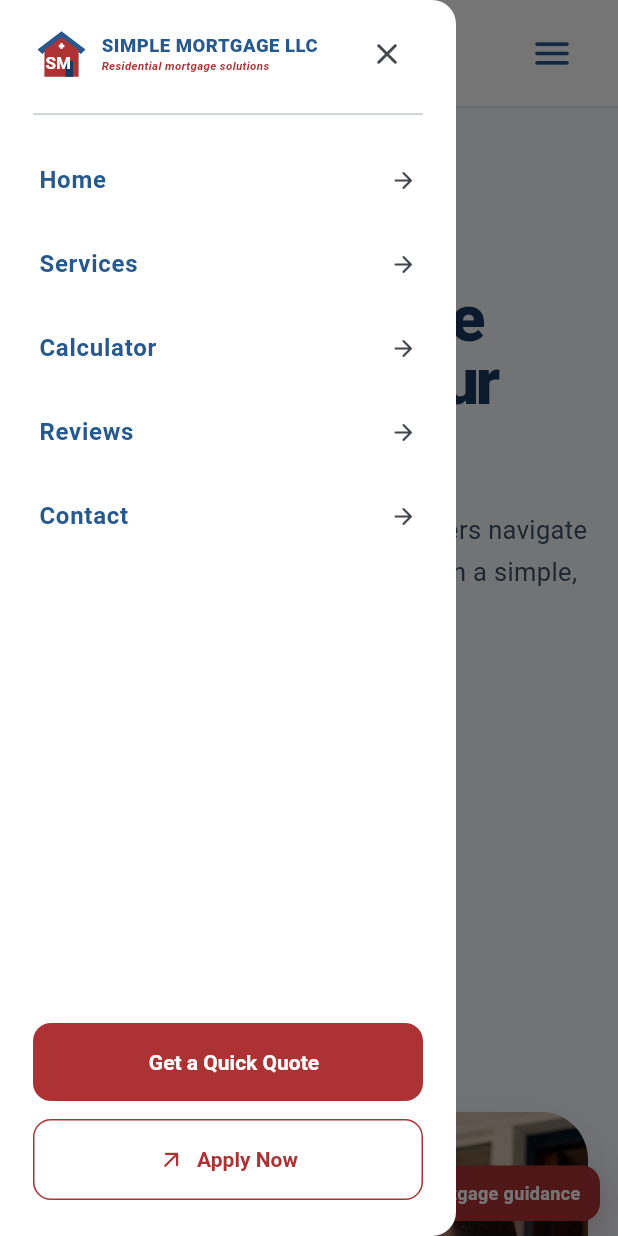
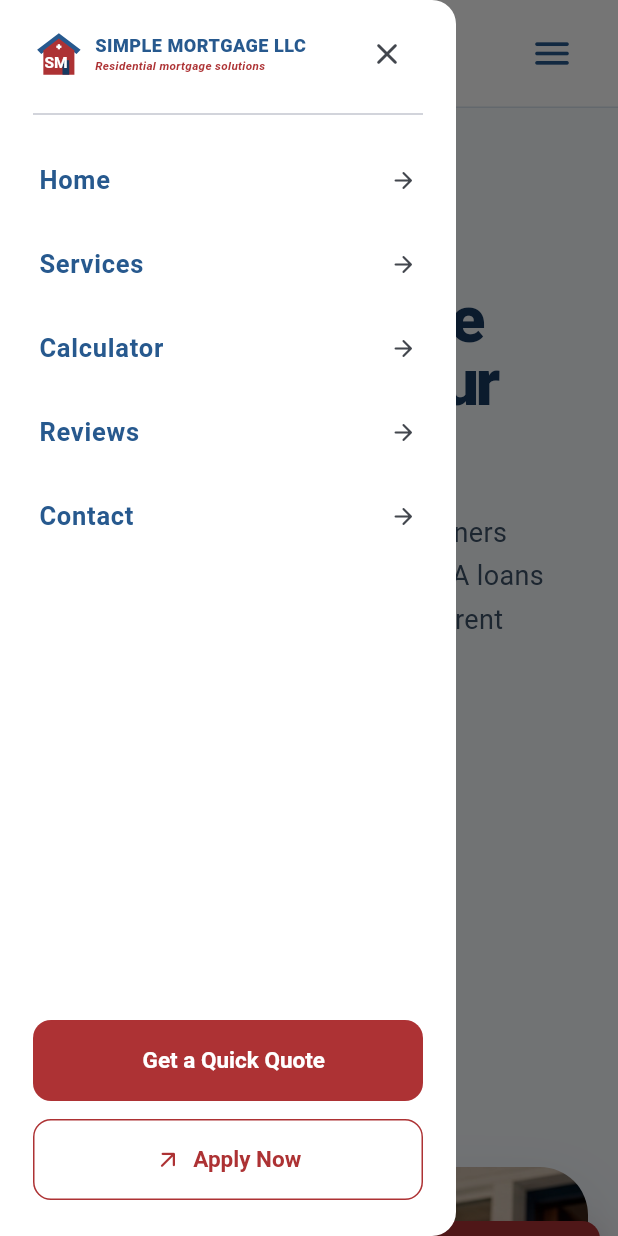
Before and after one commit to lamadipen/simplemortage, a Flutter app: the screen it shows after launch, after a tap on the "menu" icon, on a phone screen of 412 x 824 dp. Run offline on Flutter 3.47's test engine with Material 3 defaults, Android fonts, the phone set to English and light mode, and no system bars; Roboto replaces fonts that are missing (Arial).

Commit message:
Increased font size for the website

```diff
--- a/lib/core/theme/app_text_styles.dart
+++ b/lib/core/theme/app_text_styles.dart
@@ -12,7 +12,7 @@
 
   static const sectionTitle = TextStyle(
     color: AppColors.navyDark,
-    fontSize: 40,
+    fontSize: 42,
     height: 1.12,
     fontWeight: FontWeight.w800,
     letterSpacing: -1.2,
@@ -20,21 +20,21 @@
 
   static const cardTitle = TextStyle(
     color: AppColors.navyDark,
-    fontSize: 21,
+    fontSize: 23,
     height: 1.25,
     fontWeight: FontWeight.w700,
   );
 
   static const body = TextStyle(
     color: AppColors.slate,
-    fontSize: 16,
-    height: 1.65,
+    fontSize: 17,
+    height: 1.6,
     fontWeight: FontWeight.w400,
   );
 
   static const label = TextStyle(
     color: AppColors.blue,
-    fontSize: 13,
+    fontSize: 14,
     height: 1.2,
     fontWeight: FontWeight.w800,
     letterSpacing: 1.3,
--- a/lib/core/theme/app_theme.dart
+++ b/lib/core/theme/app_theme.dart
@@ -16,6 +16,12 @@
       colorScheme: scheme,
       scaffoldBackgroundColor: AppColors.canvas,
       fontFamily: 'Arial',
+      textTheme: const TextTheme(
+        bodyLarge: TextStyle(fontSize: 17, height: 1.55),
+        bodyMedium: TextStyle(fontSize: 16, height: 1.5),
+        bodySmall: TextStyle(fontSize: 13, height: 1.45),
+        labelLarge: TextStyle(fontSize: 15, fontWeight: FontWeight.w700),
+      ),
       textSelectionTheme: const TextSelectionThemeData(
         cursorColor: AppColors.blue,
         selectionColor: AppColors.blueLight,
@@ -27,8 +33,8 @@
           horizontal: 18,
           vertical: 17,
         ),
-        labelStyle: const TextStyle(color: AppColors.slate),
-        hintStyle: const TextStyle(color: AppColors.muted),
+        labelStyle: const TextStyle(color: AppColors.slate, fontSize: 15),
+        hintStyle: const TextStyle(color: AppColors.muted, fontSize: 15),
         border: OutlineInputBorder(
           borderRadius: BorderRadius.circular(12),
           borderSide: const BorderSide(color: AppColors.line),
--- a/lib/features/calculator/mortgage_calculator.dart
+++ b/lib/features/calculator/mortgage_calculator.dart
@@ -119,7 +119,7 @@
           'This calculator is for estimation only and does not represent a loan '
           'approval, rate quote, or commitment to lend.',
           textAlign: TextAlign.center,
-          style: TextStyle(color: AppColors.muted, fontSize: 12, height: 1.5),
+          style: TextStyle(color: AppColors.muted, fontSize: 13, height: 1.5),
         ),
       ],
     );
@@ -305,7 +305,7 @@
                   'Estimated Monthly Payment',
                   style: TextStyle(
                     color: AppColors.white,
-                    fontSize: 14,
+                    fontSize: 15,
                     fontWeight: FontWeight.w700,
                   ),
                 ),
@@ -326,7 +326,7 @@
           const SizedBox(height: 8),
           const Text(
             'per month',
-            style: TextStyle(color: Color(0xFFB8CBD8), fontSize: 13),
+            style: TextStyle(color: Color(0xFFB8CBD8), fontSize: 14),
           ),
           const SizedBox(height: 24),
           _PaymentComposition(calculation: calculation),
@@ -344,7 +344,7 @@
                       row.$1,
                       style: const TextStyle(
                         color: Color(0xFFCFDCE4),
-                        fontSize: 13,
+                        fontSize: 14,
                       ),
                     ),
                   ),
@@ -352,7 +352,7 @@
                     formatCurrency(row.$2),
                     style: const TextStyle(
                       color: AppColors.white,
-                      fontSize: 13,
+                      fontSize: 14,
                       fontWeight: FontWeight.w700,
                     ),
                   ),
@@ -370,7 +370,7 @@
                   'Loan amount',
                   style: TextStyle(
                     color: AppColors.red,
-                    fontSize: 13,
+                    fontSize: 14,
                     fontWeight: FontWeight.w700,
                   ),
                 ),
@@ -379,7 +379,7 @@
                 formatCurrency(calculation.loanAmount),
                 style: const TextStyle(
                   color: AppColors.red,
-                  fontSize: 13,
+                  fontSize: 14,
                   fontWeight: FontWeight.w800,
                 ),
               ),
@@ -453,7 +453,7 @@
                     labels[index],
                     style: const TextStyle(
                       color: Color(0xFFB8CBD8),
-                      fontSize: 10,
+                      fontSize: 11,
                     ),
                   ),
                 ],
--- a/lib/features/home/widgets/contact_section.dart
+++ b/lib/features/home/widgets/contact_section.dart
@@ -201,7 +201,7 @@
                           '10304 Eaton Place · Fairfax, VA',
                           style: TextStyle(
                             color: AppColors.muted,
-                            fontSize: 12,
+                            fontSize: 13,
                           ),
                         ),
                       ],
--- a/lib/features/home/widgets/footer_section.dart
+++ b/lib/features/home/widgets/footer_section.dart
@@ -104,7 +104,7 @@
                             license,
                             style: const TextStyle(
                               color: Color(0xFF9AAEBA),
-                              fontSize: 10,
+                              fontSize: 11,
                               height: 1.4,
                             ),
                           ),
@@ -116,7 +116,7 @@
                       textAlign: TextAlign.center,
                       style: TextStyle(
                         color: Color(0xFF9AAEBA),
-                        fontSize: 10,
+                        fontSize: 11,
                         height: 1.55,
                       ),
                     ),
@@ -125,7 +125,7 @@
                       '© ${DateTime.now().year} Simple Mortgage LLC. All rights reserved.',
                       style: const TextStyle(
                         color: Color(0xFF718793),
-                        fontSize: 10,
+                        fontSize: 11,
                       ),
                     ),
                   ],
@@ -161,7 +161,7 @@
           'and homeowners in Virginia and beyond.',
           style: TextStyle(
             color: Color(0xFF9AAEBA),
-            fontSize: 13,
+            fontSize: 14,
             height: 1.65,
           ),
         ),
@@ -211,7 +211,7 @@
           onTap: () => sendEmail(AppConstants.email),
           child: const Text(
             AppConstants.email,
-            style: TextStyle(color: Color(0xFF9AAEBA), fontSize: 12),
+            style: TextStyle(color: Color(0xFF9AAEBA), fontSize: 13),
           ),
         ),
         const SizedBox(height: 12),
@@ -219,7 +219,7 @@
           onTap: () => callPhone(AppConstants.mobilePhone),
           child: const Text(
             AppConstants.mobilePhone,
-            style: TextStyle(color: Color(0xFF9AAEBA), fontSize: 12),
+            style: TextStyle(color: Color(0xFF9AAEBA), fontSize: 13),
           ),
         ),
         const SizedBox(height: 18),
@@ -252,7 +252,7 @@
       text.toUpperCase(),
       style: const TextStyle(
         color: AppColors.red,
-        fontSize: 11,
+        fontSize: 12,
         fontWeight: FontWeight.w800,
         letterSpacing: 1.2,
       ),
@@ -283,7 +283,7 @@
           label,
           style: const TextStyle(
             color: AppColors.white,
-            fontSize: 11,
+            fontSize: 12,
             fontWeight: FontWeight.w800,
           ),
         ),
--- a/lib/features/home/widgets/hero_section.dart
+++ b/lib/features/home/widgets/hero_section.dart
@@ -38,7 +38,7 @@
                 'LOCAL GUIDANCE. CLEAR ANSWERS.',
                 style: TextStyle(
                   color: AppColors.red,
-                  fontSize: 11,
+                  fontSize: 12,
                   fontWeight: FontWeight.w800,
                   letterSpacing: 1,
                 ),
@@ -62,7 +62,7 @@
         Text(
           'We help homebuyers and homeowners navigate Conventional, FHA, and '
           'VA loans with a simple, prompt, and transparent process.',
-          style: AppTextStyles.body.copyWith(fontSize: mobile ? 17 : 18),
+          style: AppTextStyles.body.copyWith(fontSize: mobile ? 18 : 19),
         ),
         const SizedBox(height: 30),
         Wrap(
@@ -144,7 +144,7 @@
             label,
             style: const TextStyle(
               color: AppColors.slate,
-              fontSize: 11,
+              fontSize: 12,
               fontWeight: FontWeight.w700,
             ),
           ),
@@ -256,7 +256,7 @@
                   style: TextStyle(
                     color: Colors.white,
                     fontWeight: FontWeight.w700,
-                    fontSize: 12,
+                    fontSize: 13,
                   ),
                 ),
               ],
@@ -288,7 +288,7 @@
             'YOUR NEXT CHAPTER',
             style: TextStyle(
               color: AppColors.navyDark,
-              fontSize: 10,
+              fontSize: 11,
               fontWeight: FontWeight.w800,
               letterSpacing: 0.8,
             ),
@@ -314,7 +314,7 @@
             value,
             style: const TextStyle(
               color: AppColors.navy,
-              fontSize: 15,
+              fontSize: 16,
               fontWeight: FontWeight.w800,
             ),
           ),
@@ -322,7 +322,7 @@
           Text(
             label,
             textAlign: TextAlign.center,
-            style: const TextStyle(color: AppColors.muted, fontSize: 10),
+            style: const TextStyle(color: AppColors.muted, fontSize: 11),
           ),
         ],
       ),
--- a/lib/features/home/widgets/quick_quote_section.dart
+++ b/lib/features/home/widgets/quick_quote_section.dart
@@ -291,14 +291,14 @@
                 'I agree to receive calls and emails regarding my inquiry.',
                 style: TextStyle(
                   color: AppColors.slate,
-                  fontSize: 13,
+                  fontSize: 14,
                   height: 1.4,
                 ),
               ),
               subtitle: _consentError
                   ? const Text(
                       'Consent is required to submit',
-                      style: TextStyle(color: Color(0xFFB3261E), fontSize: 12),
+                      style: TextStyle(color: Color(0xFFB3261E), fontSize: 13),
                     )
                   : null,
             ),
@@ -313,7 +313,7 @@
             const Text(
               'No API keys or sensitive credentials are stored in this form.',
               textAlign: TextAlign.center,
-              style: TextStyle(color: AppColors.muted, fontSize: 11),
+              style: TextStyle(color: AppColors.muted, fontSize: 12),
             ),
           ],
         ),
@@ -335,7 +335,7 @@
         Text(
           'A clearer mortgage starts with a conversation.',
           style: AppTextStyles.sectionTitle.copyWith(
-            fontSize: MediaQuery.sizeOf(context).width < 600 ? 32 : null,
+            fontSize: MediaQuery.sizeOf(context).width < 600 ? 35 : null,
           ),
         ),
         const SizedBox(height: 18),
--- a/lib/features/home/widgets/services_section.dart
+++ b/lib/features/home/widgets/services_section.dart
@@ -138,7 +138,7 @@
                     widget.service.$4,
                     style: const TextStyle(
                       color: AppColors.redDark,
-                      fontSize: 10,
+                      fontSize: 11,
                       fontWeight: FontWeight.w700,
                     ),
                   ),
--- a/lib/features/home/widgets/testimonials_section.dart
+++ b/lib/features/home/widgets/testimonials_section.dart
@@ -97,7 +97,7 @@
             '“${review.$4}”',
             style: const TextStyle(
               color: AppColors.navyDark,
-              fontSize: 16,
+              fontSize: 17,
               height: 1.65,
               fontWeight: FontWeight.w500,
             ),
@@ -138,7 +138,7 @@
                       overflow: TextOverflow.ellipsis,
                       style: const TextStyle(
                         color: AppColors.muted,
-                        fontSize: 12,
+                        fontSize: 13,
                       ),
                     ),
                   ],
--- a/lib/features/home/widgets/trust_bar.dart
+++ b/lib/features/home/widgets/trust_bar.dart
@@ -96,7 +96,7 @@
                   style: const TextStyle(
                     color: AppColors.white,
                     fontWeight: FontWeight.w700,
-                    fontSize: 13,
+                    fontSize: 14,
                   ),
                 ),
                 const SizedBox(height: 3),
@@ -104,7 +104,7 @@
                   item.$3,
                   style: const TextStyle(
                     color: Color(0xFFADBFCA),
-                    fontSize: 10,
+                    fontSize: 11,
                     height: 1.3,
                   ),
                 ),
--- a/lib/features/home/widgets/why_choose_us_section.dart
+++ b/lib/features/home/widgets/why_choose_us_section.dart
@@ -122,7 +122,7 @@
             item.$2,
             style: const TextStyle(
               color: AppColors.white,
-              fontSize: 18,
+              fontSize: 20,
               fontWeight: FontWeight.w700,
             ),
           ),
@@ -131,7 +131,7 @@
             item.$3,
             style: const TextStyle(
               color: Color(0xFFB5C5CF),
-              fontSize: 14,
+              fontSize: 15,
               height: 1.55,
             ),
           ),
--- a/lib/features/shared/app_navbar.dart
+++ b/lib/features/shared/app_navbar.dart
@@ -112,8 +112,8 @@
         onPressed: widget.onTap,
         style: TextButton.styleFrom(
           foregroundColor: hovered ? AppColors.blue : AppColors.navy,
-          padding: const EdgeInsets.symmetric(horizontal: 13, vertical: 18),
-          textStyle: const TextStyle(fontWeight: FontWeight.w700, fontSize: 14),
+          padding: const EdgeInsets.symmetric(horizontal: 10, vertical: 18),
+          textStyle: const TextStyle(fontWeight: FontWeight.w700, fontSize: 15),
         ),
         child: Text(widget.label),
       ),
--- a/lib/features/shared/brand_logo.dart
+++ b/lib/features/shared/brand_logo.dart
@@ -13,7 +13,7 @@
       label: 'Simple Mortgage LLC, residential mortgage solutions',
       image: true,
       child: SizedBox(
-        width: compact ? 190 : 226,
+        width: compact ? 182 : 226,
         height: compact ? 44 : 52,
         child: FittedBox(
           fit: BoxFit.scaleDown,
@@ -34,7 +34,7 @@
                     'SIMPLE MORTGAGE LLC',
                     style: TextStyle(
                       color: AppColors.blue,
-                      fontSize: compact ? 13 : 15,
+                      fontSize: compact ? 14 : 16,
                       height: 1,
                       fontWeight: FontWeight.w800,
                       letterSpacing: compact ? 0.35 : 0.5,
@@ -45,7 +45,7 @@
                     'Residential mortgage solutions',
                     style: TextStyle(
                       color: AppColors.red,
-                      fontSize: compact ? 8 : 9,
+                      fontSize: compact ? 9 : 10,
                       height: 1,
                       fontWeight: FontWeight.w600,
                       fontStyle: FontStyle.italic,
--- a/lib/features/shared/primary_button.dart
+++ b/lib/features/shared/primary_button.dart
@@ -65,7 +65,7 @@
               borderRadius: BorderRadius.circular(12),
             ),
             textStyle: const TextStyle(
-              fontSize: 14,
+              fontSize: 15,
               fontWeight: FontWeight.w700,
             ),
           ),
--- a/lib/features/shared/section_container.dart
+++ b/lib/features/shared/section_container.dart
@@ -80,7 +80,7 @@
               title,
               textAlign: textAlign,
               style: AppTextStyles.sectionTitle.copyWith(
-                fontSize: compact ? 34 : null,
+                fontSize: compact ? 36 : null,
                 color: light ? Colors.white : null,
                 height: 1.06,
               ),
```
